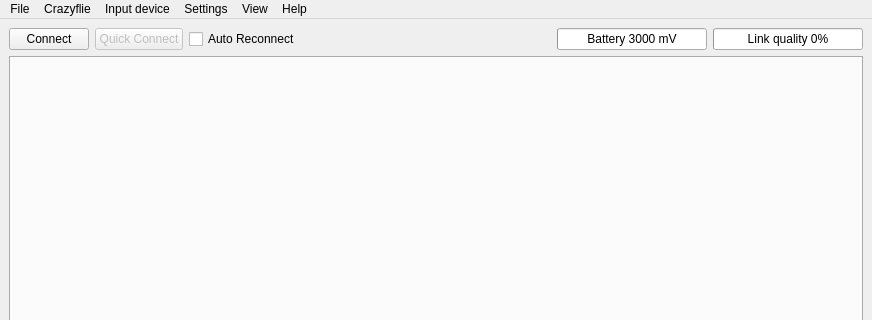
Qt form lib/cfclient/ui/main.ui (bitcraze/crazyflie-clients-python) before a commit; both pictures show x 0 to 872 and y 0 to 320 of the 872 by 641 pixel window.
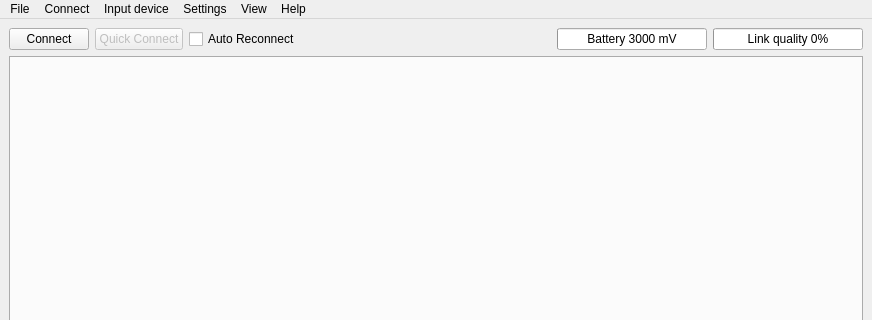
The same form after that commit.

Commit message:
Correctly set app name in menu bar in OS X, merge File->Exit into app menu:
Rename the previous 'Crazyflie' menu to 'Connect' to avoid ambiguity

```diff
--- a/lib/cfclient/ui/main.ui
+++ b/lib/cfclient/ui/main.ui
@@ -186,9 +186,9 @@
     <addaction name="separator"/>
     <addaction name="_menuItem_openconfigfolder"/>
    </widget>
-   <widget class="QMenu" name="menuCrazyflie">
+   <widget class="QMenu" name="menuConnect">
     <property name="title">
-     <string>Crazyflie</string>
+     <string>Connect</string>
     </property>
     <addaction name="menuItemConnect"/>
     <addaction name="menuItemQuickConnect"/>
@@ -205,7 +205,7 @@
     <addaction name="separator"/>
    </widget>
    <addaction name="menuFile"/>
-   <addaction name="menuCrazyflie"/>
+   <addaction name="menuConnect"/>
    <addaction name="_menu_inputdevice"/>
    <addaction name="menuSettings"/>
    <addaction name="menuView"/>
```
Left out of the diff: 3 changed lines with no effect on the pictures. The commit also changes 2 other files.
